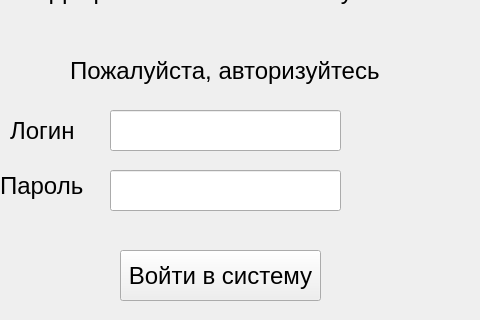
Qt form src/ui/first.ui (prianechka/DB-Coursework) before a commit; both pictures show x 150 to 630 and y 90 to 410 of the 800 by 600 pixel window.
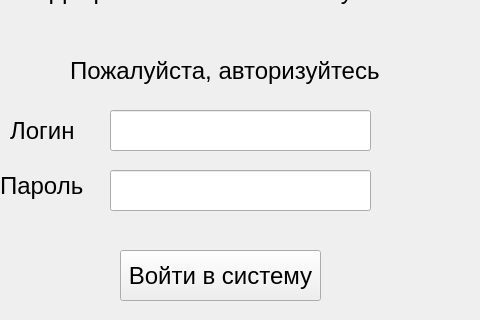
The same form after that commit.

Patch:
```diff
--- a/src/ui/first.ui
+++ b/src/ui/first.ui
@@ -55,13 +55,13 @@
      <rect>
       <x>260</x>
       <y>260</y>
-      <width>231</width>
+      <width>261</width>
       <height>41</height>
      </rect>
     </property>
     <property name="font">
      <font>
-      <pointsize>25</pointsize>
+      <pointsize>20</pointsize>
      </font>
     </property>
    </widget>
@@ -70,13 +70,13 @@
      <rect>
       <x>260</x>
       <y>200</y>
-      <width>231</width>
+      <width>261</width>
       <height>41</height>
      </rect>
     </property>
     <property name="font">
      <font>
-      <pointsize>25</pointsize>
+      <pointsize>20</pointsize>
      </font>
     </property>
    </widget>
```
Left out of the diff: 3 changed lines with no effect on the pictures.
